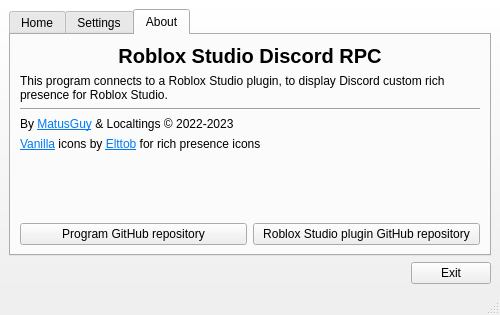
Old version of the form interface/mainwindow.ui in the repository RobloxStudio-DiscordRPC/RPC-Client.
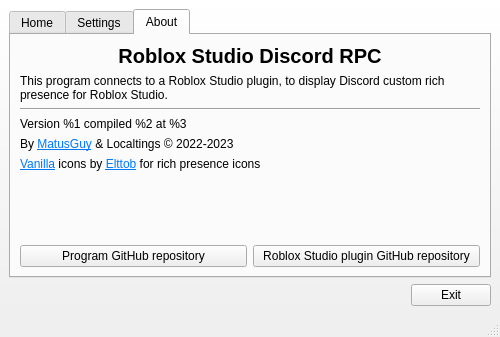
New version of the form. The open tabs and pages were chosen to show the change. Icons and pictures are not drawn. Custom widgets are drawn as their Qt base class.

Commit message: Shows version info on about page

Patch:
```diff
--- a/interface/mainwindow.ui
+++ b/interface/mainwindow.ui
@@ -7,7 +7,7 @@
     <x>0</x>
     <y>0</y>
     <width>500</width>
-    <height>315</height>
+    <height>337</height>
    </rect>
   </property>
   <property name="windowTitle">
@@ -129,6 +129,47 @@
         <string>About</string>
        </attribute>
        <layout class="QGridLayout" name="gridLayout_2">
+        <item row="7" column="0">
+         <layout class="QHBoxLayout" name="btnLnkLayout">
+          <item>
+           <widget class="HyperlinkButton" name="programRepo">
+            <property name="text">
+             <string>Program GitHub repository</string>
+            </property>
+            <property name="destination" stdset="0">
+             <url>
+              <string>https://github.com/RobloxStudio-DiscordRPC/Plugin</string>
+             </url>
+            </property>
+           </widget>
+          </item>
+          <item>
+           <widget class="HyperlinkButton" name="pluginRepo">
+            <property name="text">
+             <string>Roblox Studio plugin GitHub repository</string>
+            </property>
+            <property name="destination" stdset="0">
+             <url>
+              <string>https://github.com/RobloxStudio-DiscordRPC/Plugin</string>
+             </url>
+            </property>
+           </widget>
+          </item>
+         </layout>
+        </item>
+        <item row="6" column="0">
+         <spacer name="verticalSpacer">
+          <property name="orientation">
+           <enum>Qt::Vertical</enum>
+          </property>
+          <property name="sizeHint" stdset="0">
+           <size>
+            <width>20</width>
+            <height>40</height>
+           </size>
+          </property>
+         </spacer>
+        </item>
         <item row="0" column="0">
          <widget class="QLabel" name="progName">
           <property name="font">
@@ -145,20 +186,6 @@
           </property>
          </widget>
         </item>
-        <item row="2" column="0">
-         <widget class="Line" name="sep">
-          <property name="orientation">
-           <enum>Qt::Horizontal</enum>
-          </property>
-         </widget>
-        </item>
-        <item row="4" column="0">
-         <widget class="QLabel" name="vanillaCredit">
-          <property name="text">
-           <string>&lt;html&gt;&lt;head/&gt;&lt;body&gt;&lt;p&gt;&lt;a href=&quot;https://github.com/Elttob/Vanilla&quot;&gt;&lt;span style=&quot; text-decoration: underline; color:#007af4;&quot;&gt;Vanilla&lt;/span&gt;&lt;/a&gt; icons by &lt;a href=&quot;https://github.com/Elttob/&quot;&gt;&lt;span style=&quot; text-decoration: underline; color:#007af4;&quot;&gt;Elttob&lt;/span&gt;&lt;/a&gt; for rich presence icons&lt;/p&gt;&lt;/body&gt;&lt;/html&gt;</string>
-          </property>
-         </widget>
-        </item>
         <item row="1" column="0">
          <widget class="QLabel" name="progDesc">
           <property name="sizePolicy">
@@ -175,53 +202,33 @@
           </property>
          </widget>
         </item>
-        <item row="3" column="0">
+        <item row="2" column="0">
+         <widget class="Line" name="sep">
+          <property name="orientation">
+           <enum>Qt::Horizontal</enum>
+          </property>
+         </widget>
+        </item>
+        <item row="4" column="0">
          <widget class="QLabel" name="copyright">
           <property name="text">
            <string>&lt;html&gt;&lt;head/&gt;&lt;body&gt;&lt;p&gt;By &lt;a href=&quot;https://github.com/MatusGuy&quot;&gt;&lt;span style=&quot; text-decoration: underline; color:#007af4;&quot;&gt;MatusGuy&lt;/span&gt;&lt;/a&gt; &amp;amp; Localtings © 2022-2023&lt;/p&gt;&lt;/body&gt;&lt;/html&gt;</string>
           </property>
          </widget>
         </item>
-        <item row="6" column="0">
-         <layout class="QHBoxLayout" name="btnLnkLayout">
-          <item>
-           <widget class="HyperlinkButton" name="programRepo">
-            <property name="text">
-             <string>Program GitHub repository</string>
-            </property>
-            <property name="destination" stdset="0">
-             <url>
-              <string>https://github.com/RobloxStudio-DiscordRPC/Plugin</string>
-             </url>
-            </property>
-           </widget>
-          </item>
-          <item>
-           <widget class="HyperlinkButton" name="pluginRepo">
-            <property name="text">
-             <string>Roblox Studio plugin GitHub repository</string>
-            </property>
-            <property name="destination" stdset="0">
-             <url>
-              <string>https://github.com/RobloxStudio-DiscordRPC/Plugin</string>
-             </url>
-            </property>
-           </widget>
-          </item>
-         </layout>
-        </item>
         <item row="5" column="0">
-         <spacer name="verticalSpacer">
-          <property name="orientation">
-           <enum>Qt::Vertical</enum>
+         <widget class="QLabel" name="vanillaCredit">
+          <property name="text">
+           <string>&lt;html&gt;&lt;head/&gt;&lt;body&gt;&lt;p&gt;&lt;a href=&quot;https://github.com/Elttob/Vanilla&quot;&gt;&lt;span style=&quot; text-decoration: underline; color:#007af4;&quot;&gt;Vanilla&lt;/span&gt;&lt;/a&gt; icons by &lt;a href=&quot;https://github.com/Elttob/&quot;&gt;&lt;span style=&quot; text-decoration: underline; color:#007af4;&quot;&gt;Elttob&lt;/span&gt;&lt;/a&gt; for rich presence icons&lt;/p&gt;&lt;/body&gt;&lt;/html&gt;</string>
           </property>
-          <property name="sizeHint" stdset="0">
-           <size>
-            <width>20</width>
-            <height>40</height>
-           </size>
+         </widget>
+        </item>
+        <item row="3" column="0">
+         <widget class="QLabel" name="version">
+          <property name="text">
+           <string>Version %1 compiled %2 at %3</string>
           </property>
-         </spacer>
+         </widget>
         </item>
        </layout>
       </widget>
```
Left out of the diff: 3 changed lines with no effect on the pictures. The commit also changes 2 other files.
